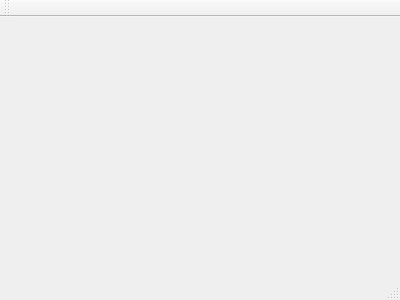
mateusz28431/SCADA_STM32, file scada/SCADA/mainwindow.ui: the form before one commit.
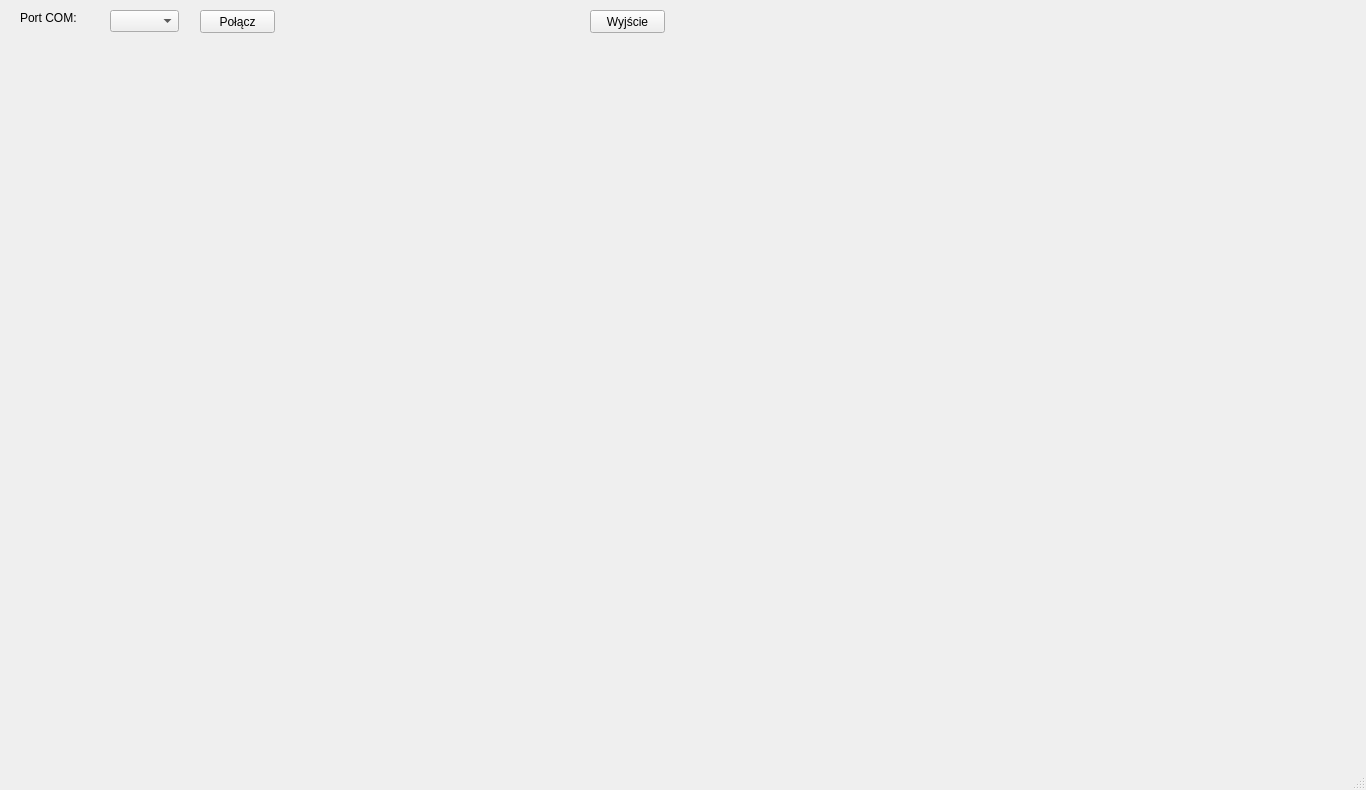
The form after the commit.

Diff of the .ui file:
```diff
--- a/scada/SCADA/mainwindow.ui
+++ b/scada/SCADA/mainwindow.ui
@@ -1,24 +1,90 @@
 <ui version="4.0">
  <class>MainWindow</class>
- <widget class="QMainWindow" name="MainWindow" >
-  <property name="geometry" >
+ <widget class="QMainWindow" name="MainWindow">
+  <property name="geometry">
    <rect>
     <x>0</x>
     <y>0</y>
-    <width>400</width>
-    <height>300</height>
+    <width>680</width>
+    <height>550</height>
    </rect>
   </property>
   <property name="windowTitle" >
    <string>MainWindow</string>
   </property>
-  <widget class="QMenuBar" name="menuBar" />
-  <widget class="QToolBar" name="mainToolBar" />
-  <widget class="QWidget" name="centralWidget" />
-  <widget class="QStatusBar" name="statusBar" />
+  <widget class="QWidget" name="centralWidget">
+   <property name="minimumSize">
+    <size>
+     <width>1366</width>
+     <height>768</height>
+    </size>
+   </property>
+   <widget class="QLabel" name="label">
+    <property name="geometry">
+     <rect>
+      <x>20</x>
+      <y>10</y>
+      <width>61</width>
+      <height>16</height>
+     </rect>
+    </property>
+    <property name="text">
+     <string>Port COM:</string>
+    </property>
+   </widget>
+   <widget class="QPushButton" name="connectButton">
+    <property name="geometry">
+     <rect>
+      <x>200</x>
+      <y>10</y>
+      <width>75</width>
+      <height>23</height>
+     </rect>
+    </property>
+    <property name="text">
+     <string>Połącz</string>
+    </property>
+   </widget>
+   <widget class="QComboBox" name="COMcomboBox">
+    <property name="geometry">
+     <rect>
+      <x>110</x>
+      <y>10</y>
+      <width>69</width>
+      <height>22</height>
+     </rect>
+    </property>
+   </widget>
+   <widget class="QPushButton" name="exitButton">
+    <property name="geometry">
+     <rect>
+      <x>590</x>
+      <y>10</y>
+      <width>75</width>
+      <height>23</height>
+     </rect>
+    </property>
+    <property name="text">
+     <string>Wyjście</string>
+    </property>
+   </widget>
+  </widget>
+  <widget class="QMenuBar" name="menuBar">
+   <property name="enabled">
+    <bool>true</bool>
+   </property>
+   <property name="geometry">
+    <rect>
+     <x>0</x>
+     <y>0</y>
+     <width>680</width>
+     <height>21</height>
+    </rect>
+   </property>
+  </widget>
+  <widget class="QStatusBar" name="statusBar"/>
  </widget>
- <layoutDefault spacing="6" margin="11" />
- <pixmapfunction></pixmapfunction>
+ <layoutdefault spacing="6" margin="11"/>
  <resources/>
  <connections/>
 </ui>
```
Left out of the diff: 3 changed lines with no effect on the pictures.
